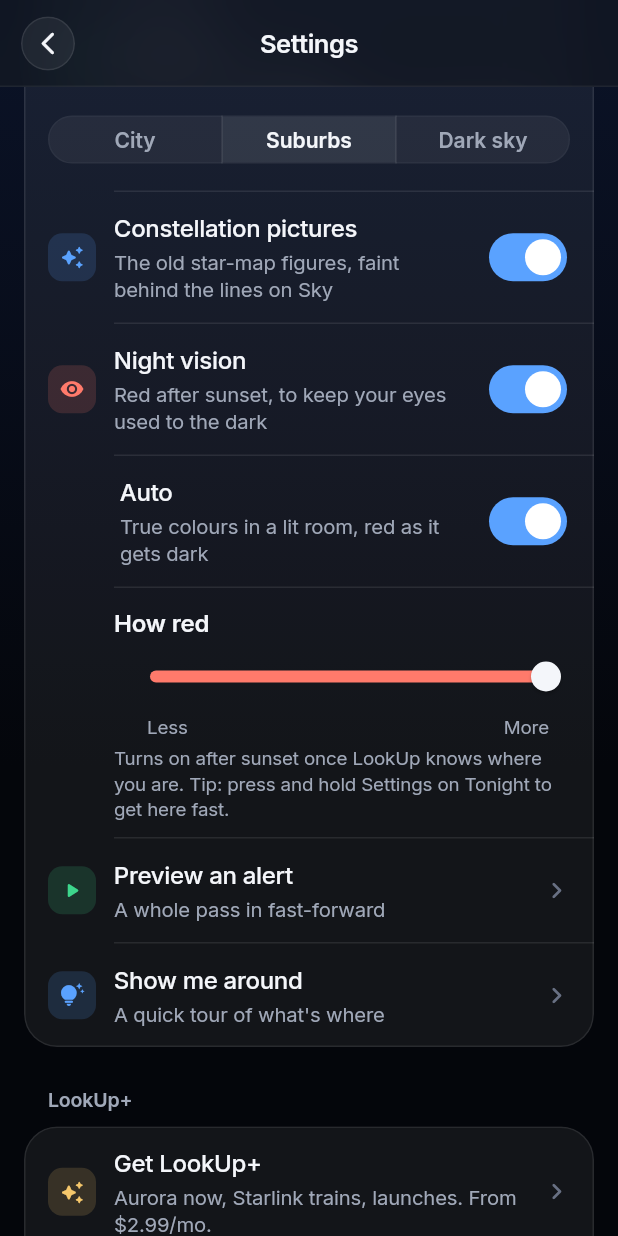
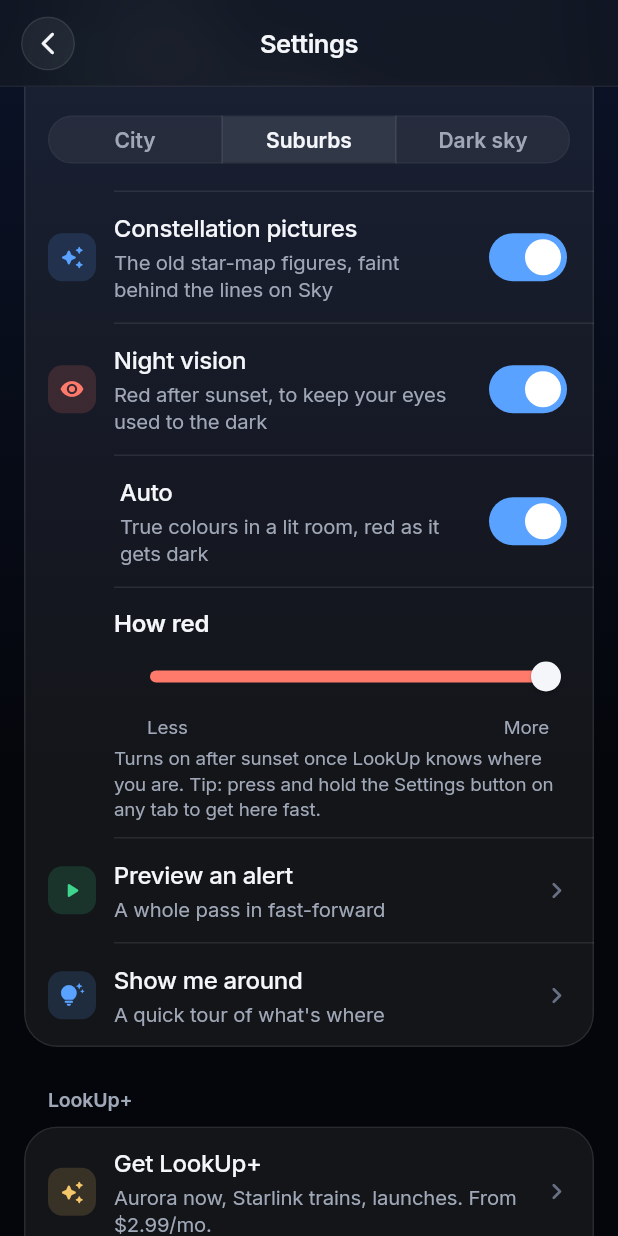
Before and after one commit to brilliant-disruptions/lookup, a Flutter app: the SettingsScreen screen opened directly, scrolled down 576 dp, on a phone screen of 412 x 824 dp. Run offline on Flutter 3.47's test engine with Material 3 defaults, Android fonts, the phone set to English and light mode, and no system bars; our stand-ins replace camera, flutter_local_notifications, flutter_riverpod, flutter_timezone, geolocator, image_picker and 4 more; missing offline and left inert: add_2_calendar, flutter_rotation_sensor, home_widget, satellite_observer, workmanager; accounts and stored records are empty; statements that could not run were skipped.

Commit message:
Night vision tip: the Settings button is on every tab now
Co-Authored-By: Claude Opus 5.5 <noreply@anthropic.com>
Claude-Session: https://claude.ai/code/session_01BbUTXpGaMxiGWkwJp3ySsi

```diff
--- a/lib/ui/settings_screen.dart
+++ b/lib/ui/settings_screen.dart
@@ -186,7 +186,7 @@ class SettingsScreen extends ConsumerWidget {
                 Padding(
                   padding: const EdgeInsets.fromLTRB(0, 4, 8, 0),
                   child: Text(
-                    '${nightVisionStatus(ref)} Tip: press and hold Settings on Tonight to get here fast.',
+                    '${nightVisionStatus(ref)} Tip: press and hold the Settings button on any tab to get here fast.',
                     style: const TextStyle(fontSize: 12.5, color: LookUpColors.grey, height: 1.35),
                   ),
                 ),
```
